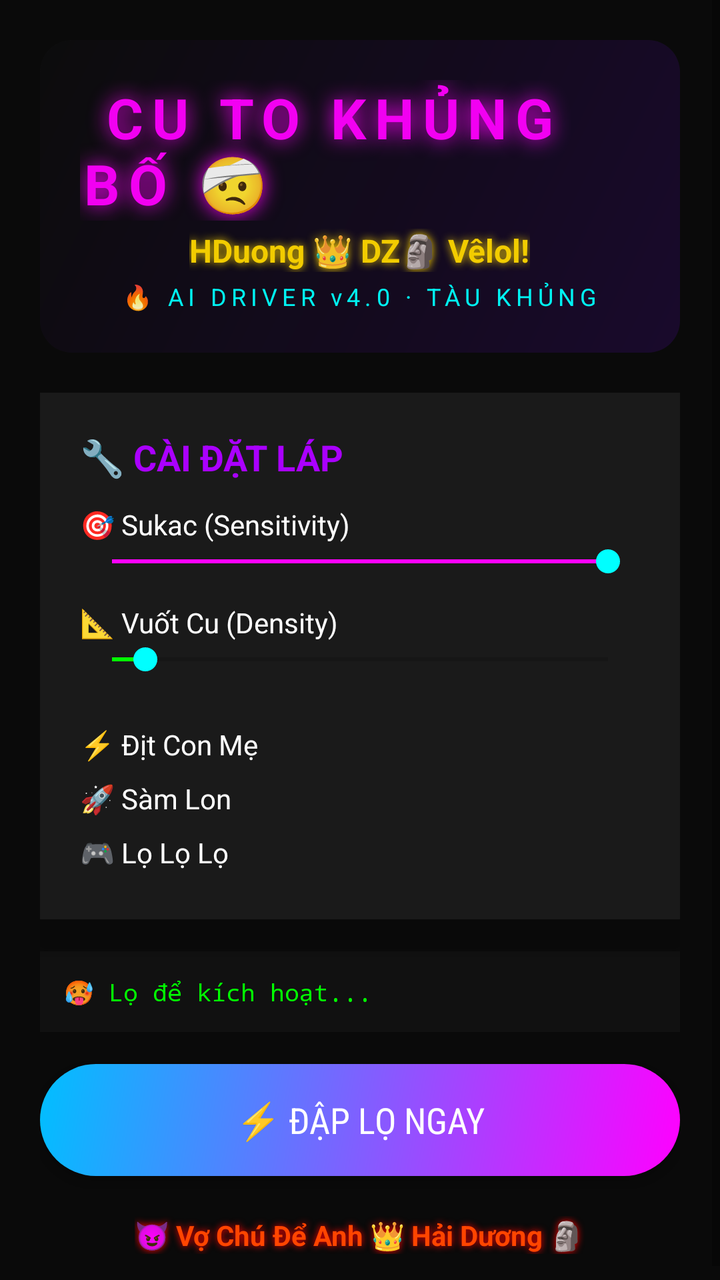
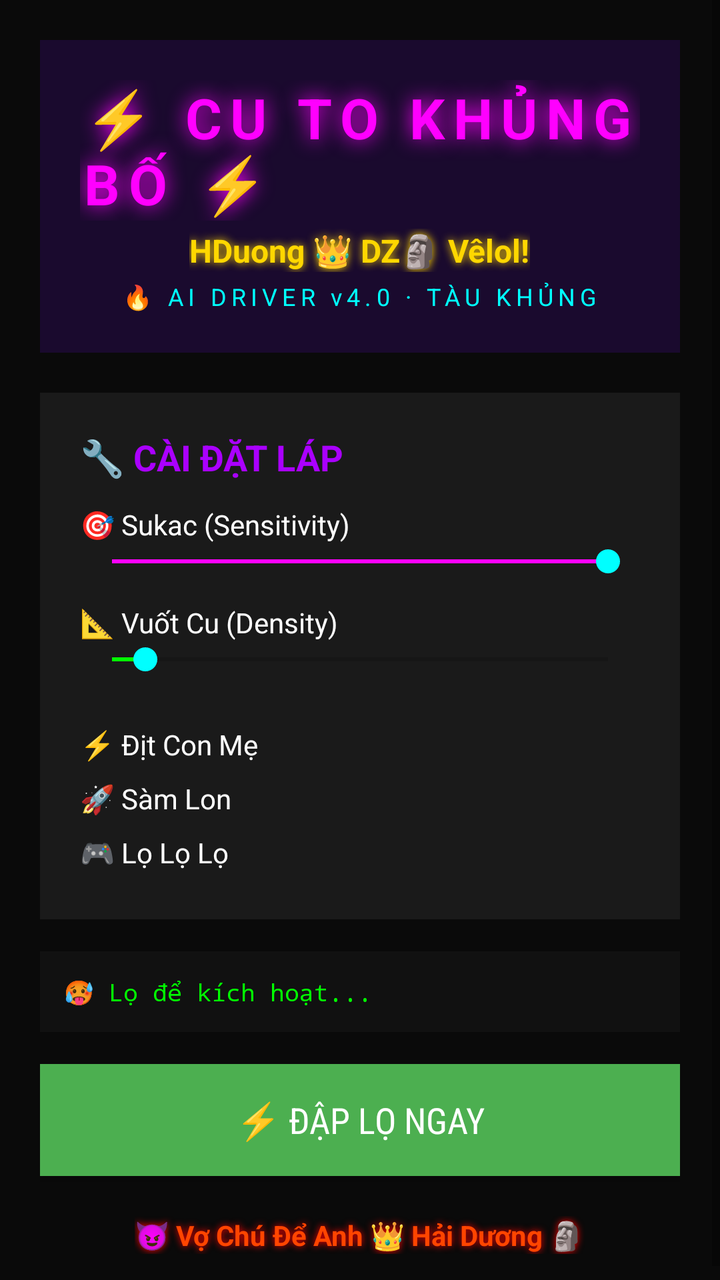

An Android layout rendered at two revisions. The XML below is the earlier revision; the diff shows what the commit changed to produce the second picture.
<!-- AndroidManifest.xml: application theme Theme.AppCompat.NoActionBar -->
<!-- res/layout/activity_main.xml -->
<?xml version="1.0" encoding="utf-8"?>
<ScrollView xmlns:android="http://schemas.android.com/apk/res/android"
    android:layout_width="match_parent"
    android:layout_height="match_parent"
    android:background="#0A0A0A"
    android:fillViewport="true">

    <LinearLayout
        android:layout_width="match_parent"
        android:layout_height="wrap_content"
        android:orientation="vertical"
        android:padding="20dp"
        android:gravity="center_horizontal">

        
        <LinearLayout
            android:layout_width="match_parent"
            android:layout_height="wrap_content"
            android:orientation="vertical"
            android:gravity="center"
            android:background="@drawable/gradient_header"
            android:padding="20dp"
            android:layout_marginBottom="20dp"
            android:alpha="0.95">

            <TextView
                android:id="@+id/tvTitle"
                android:layout_width="wrap_content"
                android:layout_height="wrap_content"
                android:text=" CU TO KHỦNG BỐ 🤕"
                android:textColor="#FF00FF"
                android:textSize="28sp"
                android:textStyle="bold"
                android:shadowColor="#FF00FF"
                android:shadowDx="0"
                android:shadowDy="0"
                android:shadowRadius="25"
                android:letterSpacing="0.15" />

            <TextView
                android:layout_width="wrap_content"
                android:layout_height="wrap_content"
                android:text="HDuong 👑 DZ🗿 Vêlol!"
                android:textColor="#FFD700"
                android:textSize="16sp"
                android:textStyle="bold"
                android:shadowColor="#FFD700"
                android:shadowDx="0"
                android:shadowDy="0"
                android:shadowRadius="10"
                android:layout_marginTop="4dp" />

            <TextView
                android:layout_width="wrap_content"
                android:layout_height="wrap_content"
                android:text="🔥 AI DRIVER v4.0 · TÀU KHỦNG"
                android:textColor="#00FFFF"
                android:textSize="12sp"
                android:letterSpacing="0.2"
                android:layout_marginTop="4dp" />
        </LinearLayout>

        
        <LinearLayout
            android:layout_width="match_parent"
            android:layout_height="wrap_content"
            android:orientation="vertical"
            android:padding="20dp"
            android:background="#1A1A1A"
            android:elevation="12dp"
            android:layout_marginBottom="16dp">

            <TextView
                android:layout_width="wrap_content"
                android:layout_height="wrap_content"
                android:text="🔧 CÀI ĐẶT LÁP"
                android:textColor="#AA00FF"
                android:textSize="18sp"
                android:textStyle="bold"
                android:layout_marginBottom="12dp" />

            <TextView
                android:layout_width="wrap_content"
                android:layout_height="wrap_content"
                android:text="🎯 Sukac (Sensitivity)"
                android:textColor="#FFFFFF"
                android:textSize="14sp" />
            <SeekBar
                android:id="@+id/seekBarSensitivity"
                android:layout_width="match_parent"
                android:layout_height="wrap_content"
                android:max="20000"
                android:progress="20000"
                android:progressTint="#FF00FF"
                android:layout_marginBottom="12dp" />

            <TextView
                android:layout_width="wrap_content"
                android:layout_height="wrap_content"
                android:text="📐 Vuốt Cu (Density)"
                android:textColor="#FFFFFF"
                android:textSize="14sp" />
            <SeekBar
                android:id="@+id/seekBarDensity"
                android:layout_width="match_parent"
                android:layout_height="wrap_content"
                android:max="400"
                android:min="100"
                android:progress="120"
                android:progressTint="#00FF00"
                android:layout_marginBottom="12dp" />

            <LinearLayout android:layout_width="match_parent" android:layout_height="wrap_content"
                android:orientation="horizontal" android:layout_marginTop="8dp">
                <TextView android:layout_width="0dp" android:layout_height="wrap_content"
                    android:layout_weight="1" android:text="⚡ Địt Con Mẹ" android:textColor="#FFFFFF" />
                <Switch android:id="@+id/switchSuperTouch" android:checked="true" android:thumbTint="#FF00FF" />
            </LinearLayout>

            <LinearLayout android:layout_width="match_parent" android:layout_height="wrap_content"
                android:orientation="horizontal">
                <TextView android:layout_width="0dp" android:layout_height="wrap_content"
                    android:layout_weight="1" android:text="🚀 Sàm Lon" android:textColor="#FFFFFF" />
                <Switch android:id="@+id/switchPointerSpeed" android:checked="true" android:thumbTint="#00BFFF" />
            </LinearLayout>

            <LinearLayout android:layout_width="match_parent" android:layout_height="wrap_content"
                android:orientation="horizontal">
                <TextView android:layout_width="0dp" android:layout_height="wrap_content"
                    android:layout_weight="1" android:text="🎮 Lọ Lọ Lọ" android:textColor="#FFFFFF" />
                <Switch android:id="@+id/switchDispatch" android:thumbTint="#FF00FF" />
            </LinearLayout>

        </LinearLayout>

        
        <TextView
            android:id="@+id/tvStatus"
            android:layout_width="match_parent"
            android:layout_height="wrap_content"
            android:text="🥵 Lọ để kích hoạt..."
            android:textColor="#00FF00"
            android:textSize="12sp"
            android:fontFamily="monospace"
            android:padding="12dp"
            android:background="#111111"
            android:layout_marginBottom="16dp" />

        
        <Button
            android:id="@+id/btnActivate"
            android:layout_width="match_parent"
            android:layout_height="56dp"
            android:text="⚡ ĐẬP LỌ NGAY"
            android:textSize="18sp"
            android:textColor="#FFFFFF"
            android:background="@drawable/btn_gradient"
            android:fontFamily="sans-serif-condensed"
            android:elevation="8dp" />

        
        <TextView
            android:layout_width="wrap_content"
            android:layout_height="wrap_content"
            android:layout_marginTop="20dp"
            android:text="😈 Vợ Chú Để Anh 👑 Hải Dương 🗿"
            android:textColor="#FF4500"
            android:textSize="14sp"
            android:textStyle="bold"
            android:shadowColor="#FF0000"
            android:shadowDx="0"
            android:shadowDy="0"
            android:shadowRadius="8" />

    </LinearLayout>
</ScrollView>
<!-- resources referenced by this layout -->
<resources>
  <!-- drawable btn_gradient (drawable) -->
  <?xml version="1.0" encoding="utf-8"?>
  <shape xmlns:android="http://schemas.android.com/apk/res/android">
      <gradient
          android:startColor="#FF00FF"
          android:endColor="#00BFFF"
          android:angle="135" />
      <corners android:radius="28dp" />
  </shape>
  <!-- drawable gradient_header (drawable) -->
  <?xml version="1.0" encoding="utf-8"?>
  <shape xmlns:android="http://schemas.android.com/apk/res/android">
      <gradient
          android:startColor="#1A0A2E"
          android:endColor="#0D0D0D"
          android:angle="135" />
      <corners android:radius="16dp" />
  </shape>
  <style name="Theme.AppCompat.NoActionBar" parent="Theme.AppCompat.Light.NoActionBar">
          <item name="colorPrimary">@color/colorPrimary</item>
          <item name="colorPrimaryDark">@color/colorPrimaryDark</item>
          <item name="colorAccent">@color/colorAccent</item>
          <item name="android:windowBackground">@color/bgDark</item>
          <item name="android:windowIsTranslucent">false</item>
          <item name="android:windowContentTransitions">false</item>
      </style>
  <color name="colorPrimary">#FF00FF</color>
  <color name="colorPrimaryDark">#880088</color>
  <color name="colorAccent">#00FFFF</color>
  <color name="bgDark">#0A0A0A</color>
</resources>

<!-- the commit's change to res/layout/activity_main.xml (unified diff, before → after) -->
@@ -18,16 +18,15 @@
             android:layout_height="wrap_content"
             android:orientation="vertical"
             android:gravity="center"
-            android:background="@drawable/gradient_header"
+            android:background="#1A0A2E"
             android:padding="20dp"
-            android:layout_marginBottom="20dp"
-            android:alpha="0.95">
+            android:layout_marginBottom="20dp">
 
             <TextView
                 android:id="@+id/tvTitle"
                 android:layout_width="wrap_content"
                 android:layout_height="wrap_content"
-                android:text=" CU TO KHỦNG BỐ 🤕"
+                android:text="⚡ CU TO KHỦNG BỐ ⚡"
                 android:textColor="#FF00FF"
                 android:textSize="28sp"
                 android:textStyle="bold"
@@ -67,7 +66,6 @@
             android:orientation="vertical"
             android:padding="20dp"
             android:background="#1A1A1A"
-            android:elevation="12dp"
             android:layout_marginBottom="16dp">
 
             <TextView
@@ -154,9 +152,8 @@
             android:text="⚡ ĐẬP LỌ NGAY"
             android:textSize="18sp"
             android:textColor="#FFFFFF"
-            android:background="@drawable/btn_gradient"
-            android:fontFamily="sans-serif-condensed"
-            android:elevation="8dp" />
+            android:background="#4CAF50"
+            android:fontFamily="sans-serif-condensed" />
 
         
         <TextView
<!-- resource entries referenced after the edit -->
@@ -1,23 +1,5 @@
 <!-- resources referenced by this layout -->
 <resources>
-  <!-- drawable btn_gradient (drawable) -->
-  <?xml version="1.0" encoding="utf-8"?>
-  <shape xmlns:android="http://schemas.android.com/apk/res/android">
-      <gradient
-          android:startColor="#FF00FF"
-          android:endColor="#00BFFF"
-          android:angle="135" />
-      <corners android:radius="28dp" />
-  </shape>
-  <!-- drawable gradient_header (drawable) -->
-  <?xml version="1.0" encoding="utf-8"?>
-  <shape xmlns:android="http://schemas.android.com/apk/res/android">
-      <gradient
-          android:startColor="#1A0A2E"
-          android:endColor="#0D0D0D"
-          android:angle="135" />
-      <corners android:radius="16dp" />
-  </shape>
   <style name="Theme.AppCompat.NoActionBar" parent="Theme.AppCompat.Light.NoActionBar">
           <item name="colorPrimary">@color/colorPrimary</item>
           <item name="colorPrimaryDark">@color/colorPrimaryDark</item>
